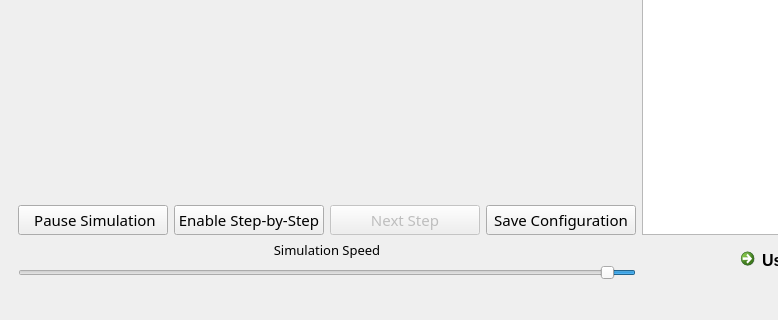
kzhekov/Game-of-Life-PDS, file bin/gui.ui: the form before one commit; both pictures show x 0 to 778 and y 400 to 720 of the 1080 by 720 pixel window.
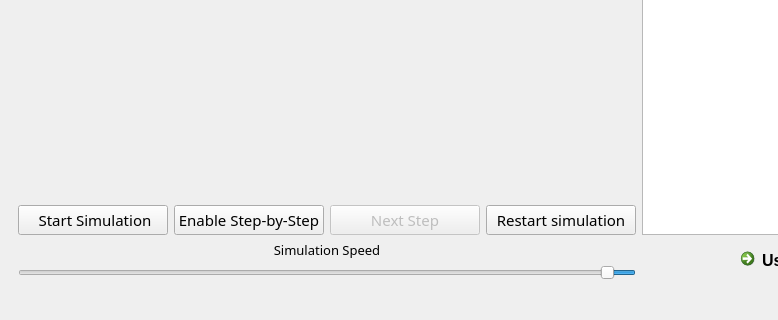
The form after the commit. Icons and pictures are not drawn. Custom widgets are drawn as their Qt base class.

Commit message: Tweaking speed and other stuff

Diff of the .ui file:
```diff
--- a/bin/gui.ui
+++ b/bin/gui.ui
@@ -83,7 +83,7 @@
                  <cursorShape>ArrowCursor</cursorShape>
                 </property>
                 <property name="text">
-                 <string> Pause Simulation</string>
+                 <string> Start Simulation</string>
                 </property>
                </widget>
               </item>
@@ -161,7 +161,7 @@
                  </font>
                 </property>
                 <property name="text">
-                 <string>Save Configuration</string>
+                 <string>Restart simulation</string>
                 </property>
                 <property name="icon">
                  <iconset theme="play">
```
Left out of the diff: 2 changed lines with no effect on the pictures. The commit also changes 2 other files.
